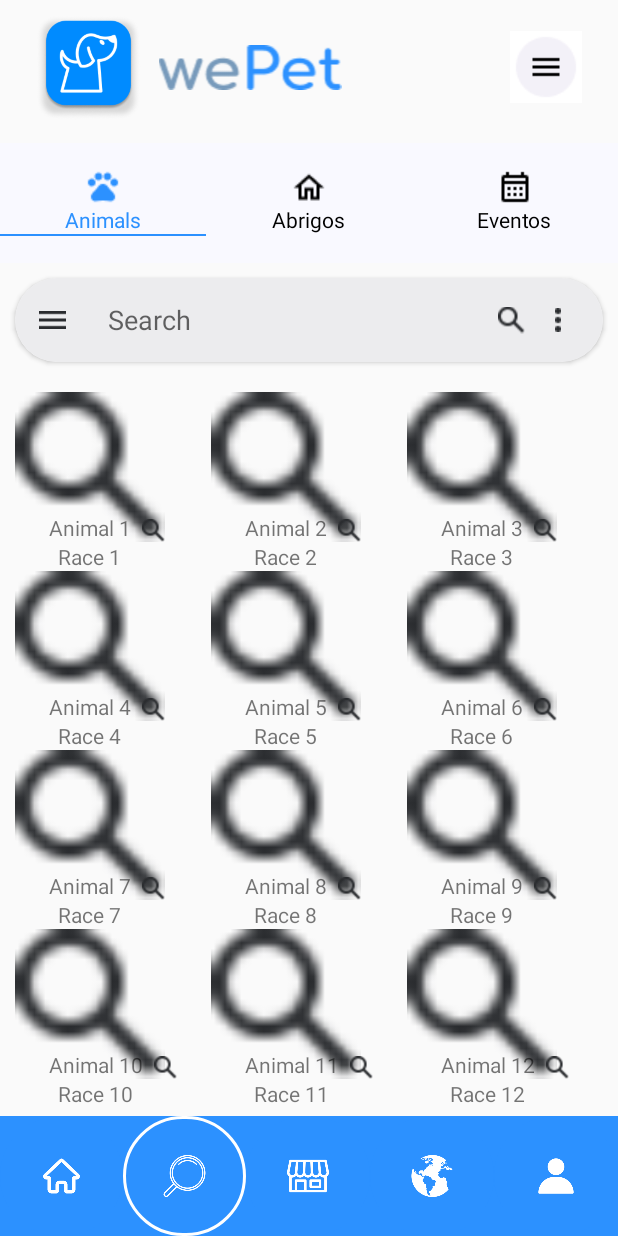
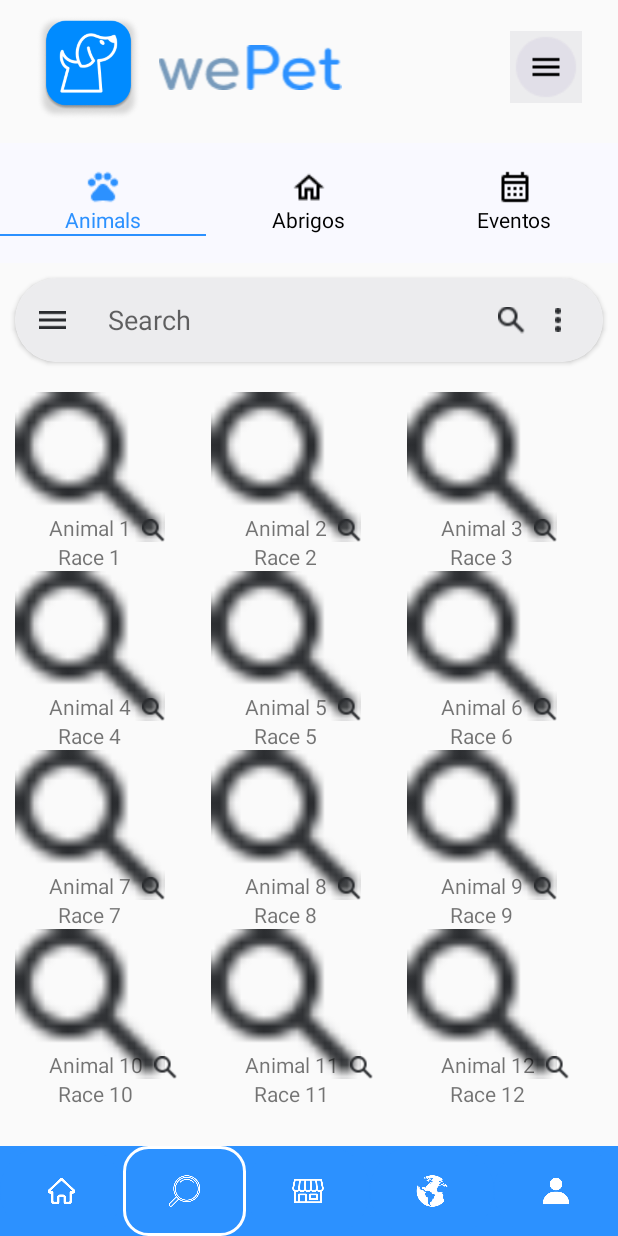
Before and after one commit to We-Pet/MobileApp, an Android app: the FooterFragment screen opened directly, with no data from a screen before it, on a phone screen of 412 x 824 dp. Run offline under Robolectric (Android 15) with nearby library versions, the light colour scheme and no system bars.

Commit message:
Fix some small UI bugs.

```diff
--- a/app/src/main/AndroidManifest.xml
+++ b/app/src/main/AndroidManifest.xml
@@ -35,7 +35,8 @@
         <activity
             android:name=".controller.HomePageActivity"
             android:label="HomePageActivity"
-            android:theme="@style/AppTheme.NoActionBar" />
+            android:theme="@style/AppTheme.NoActionBar"
+            android:windowSoftInputMode="adjustPan"/>
     </application>
 
 </manifest>
--- a/app/src/main/res/drawable/footer_rounded_selected.xml
+++ b/app/src/main/res/drawable/footer_rounded_selected.xml
@@ -1,11 +1,7 @@
 <shape xmlns:android="http://schemas.android.com/apk/res/android"
     android:shape="rectangle">
     <solid android:color="@color/main_blue" />
-    <corners
-        android:bottomLeftRadius="50dp"
-        android:bottomRightRadius="50dp"
-        android:topLeftRadius="50dp"
-        android:topRightRadius="50dp" />
+    <corners android:radius="16dp" />
     <stroke
         android:width="2dp"
         android:color="@android:color/white" />
--- a/app/src/main/res/layout/footer_layout.xml
+++ b/app/src/main/res/layout/footer_layout.xml
@@ -1,7 +1,7 @@
 <?xml version="1.0" encoding="utf-8"?>
 <LinearLayout xmlns:android="http://schemas.android.com/apk/res/android"
     android:layout_width="match_parent"
-    android:layout_height="80dp"
+    android:layout_height="60dp"
     android:background="@color/main_blue"
     android:gravity="center"
     android:orientation="horizontal">
--- a/app/src/main/res/layout/header_layout.xml
+++ b/app/src/main/res/layout/header_layout.xml
@@ -31,7 +31,7 @@
         android:layout_alignParentEnd="true"
         android:layout_centerVertical="true"
         android:layout_marginEnd="24dp"
-        android:background="@color/white"
+        android:background="@color/light_gray"
         android:contentDescription="@string/hamburger_button"
         android:scaleType="fitCenter"
         android:src="@drawable/header_hamburger" />
```
